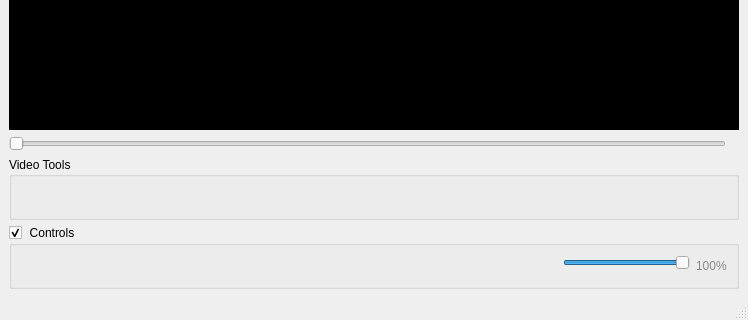
Above: code/ui/ui_FmvPlayer.ui from All4Gis/QGISFMV before the change; both pictures show x 0 to 748 and y 332 to 652 of the 748 by 652 pixel window. Below: the same form after it.
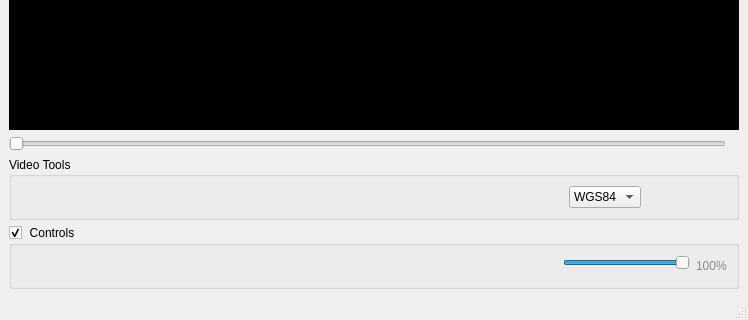
That is the form after the change. Icons and pictures are not drawn. Custom widgets are drawn as their Qt base class.

Commit message: MGRS Cursor coordinates

Patch:
```diff
--- a/code/ui/ui_FmvPlayer.ui
+++ b/code/ui/ui_FmvPlayer.ui
@@ -345,6 +345,42 @@
          </property>
         </spacer>
        </item>
+       <item>
+        <widget class="QComboBox" name="cmb_cursorCoord">
+         <property name="styleSheet">
+          <string notr="true"/>
+         </property>
+         <property name="sizeAdjustPolicy">
+          <enum>QComboBox::AdjustToContents</enum>
+         </property>
+         <item>
+          <property name="text">
+           <string>WGS84</string>
+          </property>
+         </item>
+         <item>
+          <property name="text">
+           <string>MGRS</string>
+          </property>
+         </item>
+        </widget>
+       </item>
+       <item>
+        <spacer name="horizontalSpacer_5">
+         <property name="orientation">
+          <enum>Qt::Horizontal</enum>
+         </property>
+         <property name="sizeType">
+          <enum>QSizePolicy::Fixed</enum>
+         </property>
+         <property name="sizeHint" stdset="0">
+          <size>
+           <width>40</width>
+           <height>20</height>
+          </size>
+         </property>
+        </spacer>
+       </item>
        <item>
         <widget class="QPushButton" name="btn_CaptureFrame">
          <property name="cursor">
```
Left out of the diff: 17 changed lines with no effect on the pictures. The commit also changes 12 other files.
